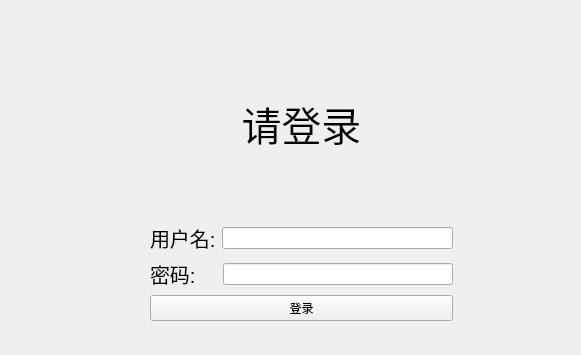
This is login.ui in Gummary/IotVersion_1 as Qt 5 draws it before an edit. The edited form follows.
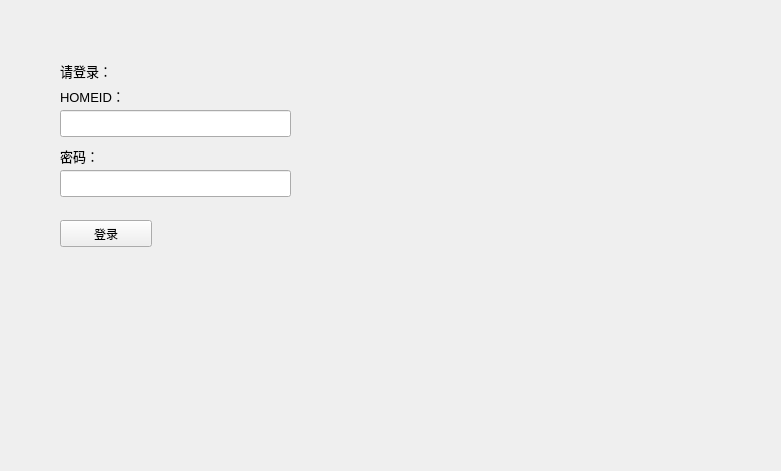
This is the edited form.

```diff
--- a/login.ui
+++ b/login.ui
@@ -6,111 +6,103 @@
    <rect>
     <x>0</x>
     <y>0</y>
-    <width>581</width>
-    <height>355</height>
+    <width>781</width>
+    <height>471</height>
    </rect>
   </property>
   <property name="windowTitle">
    <string>Form</string>
   </property>
-  <widget class="QWidget" name="verticalLayoutWidget">
+  <widget class="QLabel" name="Title">
    <property name="geometry">
     <rect>
-     <x>50</x>
-     <y>30</y>
-     <width>503</width>
-     <height>291</height>
+     <x>60</x>
+     <y>40</y>
+     <width>181</width>
+     <height>61</height>
     </rect>
    </property>
-   <layout class="QVBoxLayout" name="verticalLayout">
-    <property name="leftMargin">
-     <number>100</number>
-    </property>
-    <property name="rightMargin">
-     <number>100</number>
-    </property>
-    <item>
-     <widget class="QLabel" name="Tips">
       <property name="font">
        <font>
-        <pointsize>30</pointsize>
+     <family>文泉驿正黑</family>
+     <pointsize>10</pointsize>
        </font>
       </property>
       <property name="text">
-       <string>请登录</string>
-      </property>
-      <property name="alignment">
-       <set>Qt::AlignCenter</set>
-      </property>
-     </widget>
-    </item>
-    <item>
-     <layout class="QHBoxLayout" name="horizontalLayout">
-      <property name="spacing">
-       <number>6</number>
-      </property>
-      <property name="sizeConstraint">
-       <enum>QLayout::SetDefaultConstraint</enum>
-      </property>
-      <property name="leftMargin">
-       <number>0</number>
-      </property>
-      <property name="rightMargin">
-       <number>0</number>
-      </property>
-      <item>
-       <widget class="QLabel" name="UserName_Label">
+    <string>请登录：</string>
+   </property>
+  </widget>
+  <widget class="QLabel" name="UserName_Lbl">
+   <property name="geometry">
+    <rect>
+     <x>60</x>
+     <y>80</y>
+     <width>91</width>
+     <height>31</height>
+    </rect>
+   </property>
         <property name="font">
          <font>
-          <pointsize>15</pointsize>
+     <pointsize>10</pointsize>
          </font>
         </property>
         <property name="text">
-         <string>用户名:</string>
-        </property>
-       </widget>
-      </item>
-      <item>
-       <widget class="QLineEdit" name="UserName_Edit"/>
-      </item>
-     </layout>
-    </item>
-    <item>
-     <layout class="QHBoxLayout" name="horizontalLayout_2">
-      <property name="spacing">
-       <number>27</number>
-      </property>
-      <property name="leftMargin">
-       <number>0</number>
-      </property>
-      <property name="rightMargin">
-       <number>0</number>
-      </property>
-      <item>
-       <widget class="QLabel" name="Passwd_Label">
+    <string>HOMEID：</string>
+   </property>
+  </widget>
+  <widget class="QLineEdit" name="UserName_Edit">
+   <property name="geometry">
+    <rect>
+     <x>60</x>
+     <y>110</y>
+     <width>231</width>
+     <height>27</height>
+    </rect>
+   </property>
+  </widget>
+  <widget class="QLineEdit" name="Passwd_Edit">
+   <property name="geometry">
+    <rect>
+     <x>60</x>
+     <y>170</y>
+     <width>231</width>
+     <height>27</height>
+    </rect>
+   </property>
+   <property name="echoMode">
+    <enum>QLineEdit::Password</enum>
+   </property>
+  </widget>
+  <widget class="QLabel" name="Passwd_Lbl">
+   <property name="geometry">
+    <rect>
+     <x>60</x>
+     <y>140</y>
+     <width>62</width>
+     <height>31</height>
+    </rect>
+   </property>
         <property name="font">
          <font>
-          <pointsize>15</pointsize>
+     <pointsize>10</pointsize>
          </font>
         </property>
         <property name="text">
-         <string>密码:</string>
-        </property>
-       </widget>
-      </item>
-      <item>
-       <widget class="QLineEdit" name="Passwd_Edit"/>
-      </item>
-     </layout>
-    </item>
-    <item>
+    <string>密码：</string>
+   </property>
+  </widget>
      <widget class="QPushButton" name="Login_Btn">
+   <property name="geometry">
+    <rect>
+     <x>60</x>
+     <y>220</y>
+     <width>92</width>
+     <height>27</height>
+    </rect>
+   </property>
       <property name="text">
        <string>登录</string>
       </property>
-     </widget>
-    </item>
-   </layout>
   </widget>
  </widget>
  <resources/>
```
Lines whose indentation alone changed are shown as unchanged.
